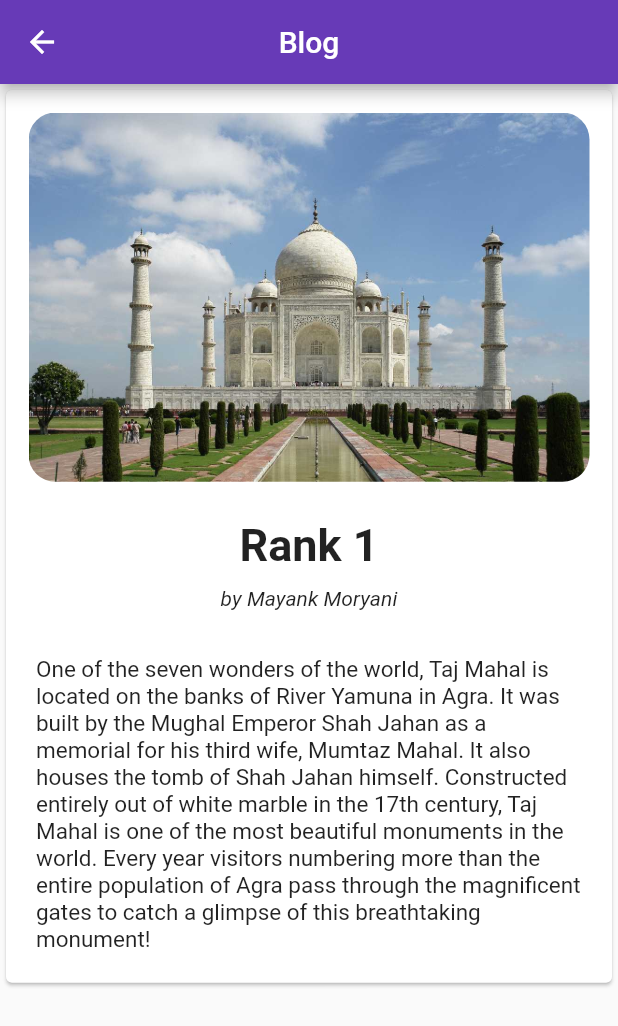
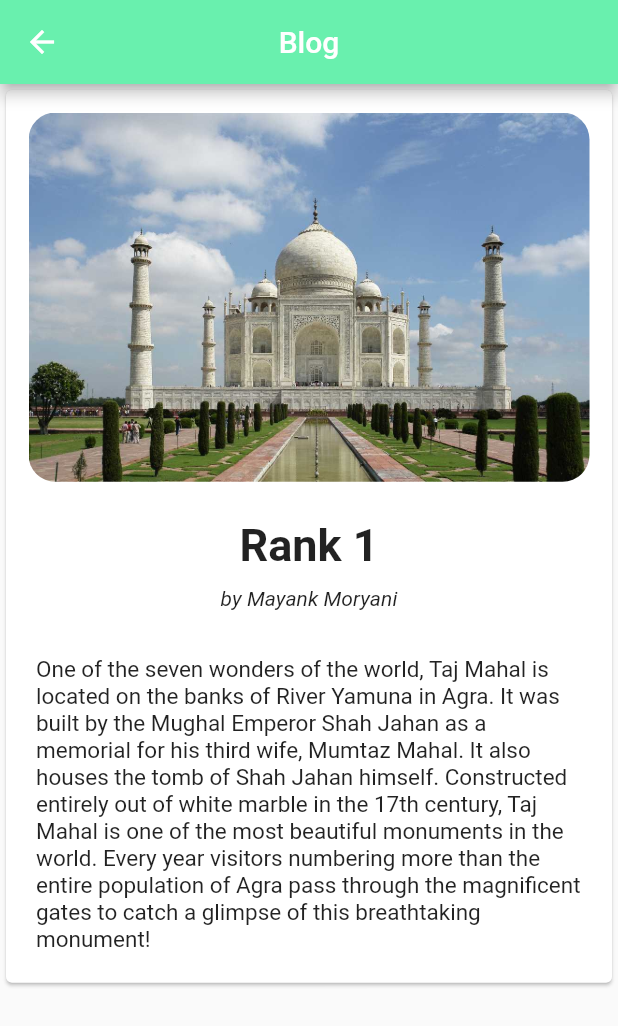
Before and after one commit to mayankmoryani/Flutter7WonderRanking, a Flutter app: the screen it shows after launch, after a tap on "Rank 1", on a phone screen of 412 x 824 dp. Shown: the top 1026 px of the screen. Run offline on Flutter 3.47's test engine with Material 2 defaults, Android fonts, the phone set to English and light mode, and no system bars; our stand-ins replace font_awesome_flutter, like_button.

Commit message:
Added screenshots

```diff
--- a/lib/screens/firstscreen.dart
+++ b/lib/screens/firstscreen.dart
@@ -68,7 +68,7 @@ class _FirstscreenState extends State<Firstscreen> {
     return Scaffold(
       appBar: AppBar(
         title: Text(' New 7 Wonders of the world Ranking | 2021'),
-        backgroundColor: Colors.deepPurple,
+        backgroundColor: Colors.greenAccent,
         centerTitle: true,
         elevation: 0.0,
         actions: [
@@ -85,7 +85,7 @@ class _FirstscreenState extends State<Firstscreen> {
       bottomNavigationBar: BottomNavigationBar(
         currentIndex: currentindex,
         type:BottomNavigationBarType.fixed,
-        selectedItemColor: Colors.deepPurple,
+        selectedItemColor: Colors.greenAccent,
         items: [
           BottomNavigationBarItem(
               icon: FaIcon(
@@ -133,14 +133,14 @@ class _FirstscreenState extends State<Firstscreen> {
               decoration: BoxDecoration(
                 boxShadow: [
                   BoxShadow(
-                    color: Colors.blueGrey,
+                    color: Color(0x559bbb59),
                     blurRadius: 20.0,
                   )
                 ]
               ),
               child: Card(
                 child: InkWell(
-                  splashColor: Colors.blue,
+                  splashColor: Color(0xAA4f81bd),
                   child: Column(
                     children: [
                       ClipRRect(
--- a/lib/screens/secondscreen.dart
+++ b/lib/screens/secondscreen.dart
@@ -16,7 +16,7 @@ class _SecondscreenState extends State<Secondscreen> {
     return Scaffold(
         appBar:AppBar(
           title:Text('Blog'),
-          backgroundColor: Colors.deepPurple,
+          backgroundColor: Colors.greenAccent,
           centerTitle: true,
         ),
         body: SingleChildScrollView(
```
Also changed, not shown: 1 other file.
